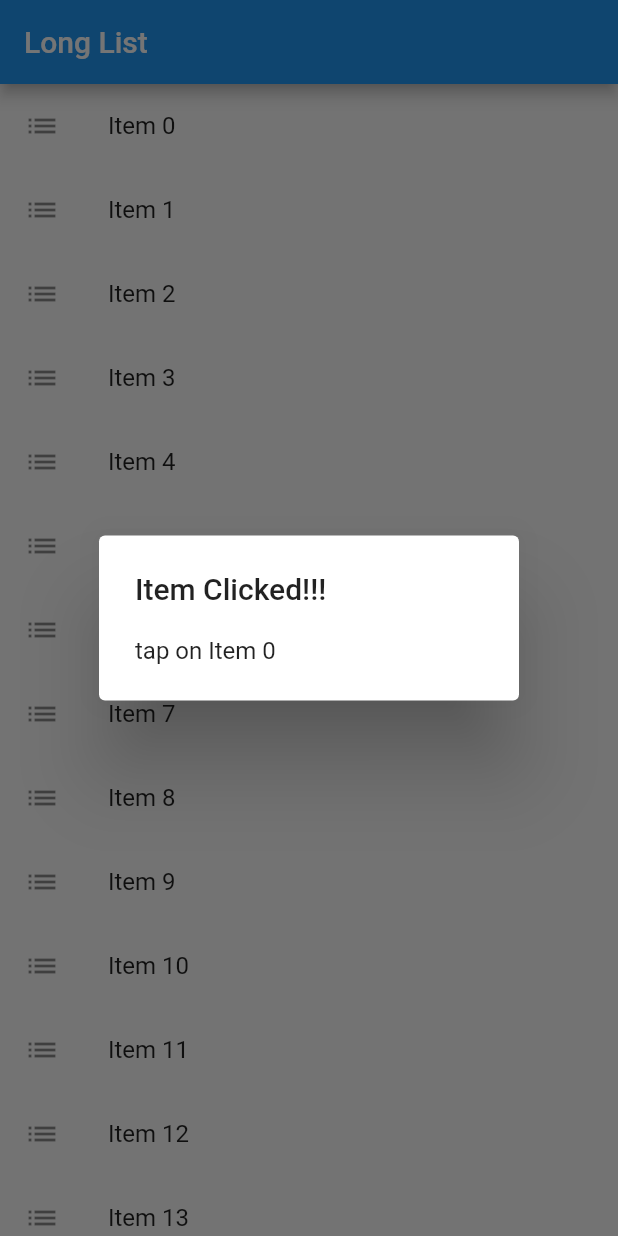
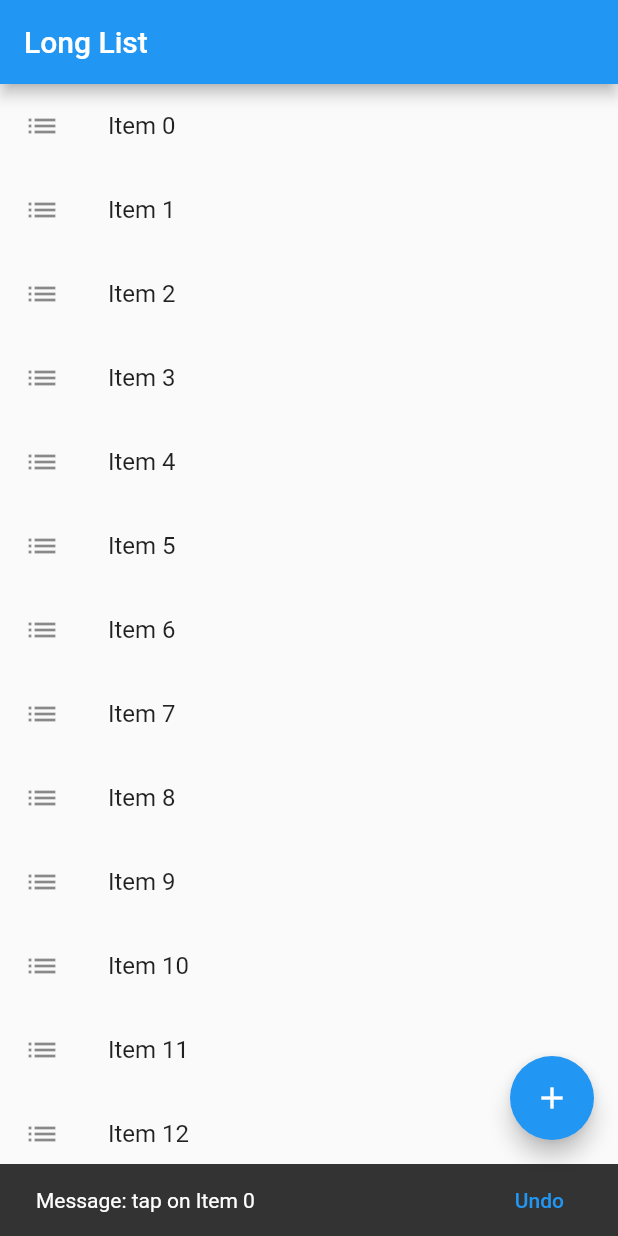
Before and after one commit to dubeyakhilesh/flutter_ui_widget, a Flutter app: the screen it shows after launch, after a tap on an icon or button, on a phone screen of 412 x 824 dp. Run offline on Flutter 3.47's test engine with Material 2 defaults, Android fonts, the phone set to English and light mode, and no system bars.

Commit message:
This is the example of floting action button and snack bar.

```diff
--- a/lib/main.dart
+++ b/lib/main.dart
@@ -32,6 +32,13 @@ class MyApp extends StatelessWidget {
           title: Text("Long List"),
         ),
         body: getLongList(context),
+        floatingActionButton: FloatingActionButton(
+          onPressed: (){
+            clickAction(context, "Floating Button Clicked!!!");
+          },
+          child: Icon(Icons.add),
+          tooltip: "Add item!!!",
+        ),
       ),
     );
   }
@@ -67,7 +74,7 @@ class MyApp extends StatelessWidget {
   }
 
   List<String> generateList(){
-    var items = List<String>.generate(100, (n) => "Item $n");
+    var items = List<String>.generate(10000, (n) => "Item $n");
     return items;
   }
 
@@ -78,10 +85,23 @@ class MyApp extends StatelessWidget {
         title: Text(item[index]),
         leading: Icon(Icons.list),
         onTap: (){
-          clickAction(context, 'tap on ${item[index]}');
+          showSnack(context, 'tap on ${item[index]}');
         },
       );
     });
     return list;
   }
+
+  void showSnack(BuildContext context, String msg){
+    var sanackBar = SnackBar(
+      content: Text("Message: $msg"),
+      action: SnackBarAction(
+        label: "Undo",
+        onPressed: (){
+          clickAction(context, msg);
+        },
+      ),
+    );
+    Scaffold.of(context).showSnackBar(sanackBar);
+  }
 }
```
